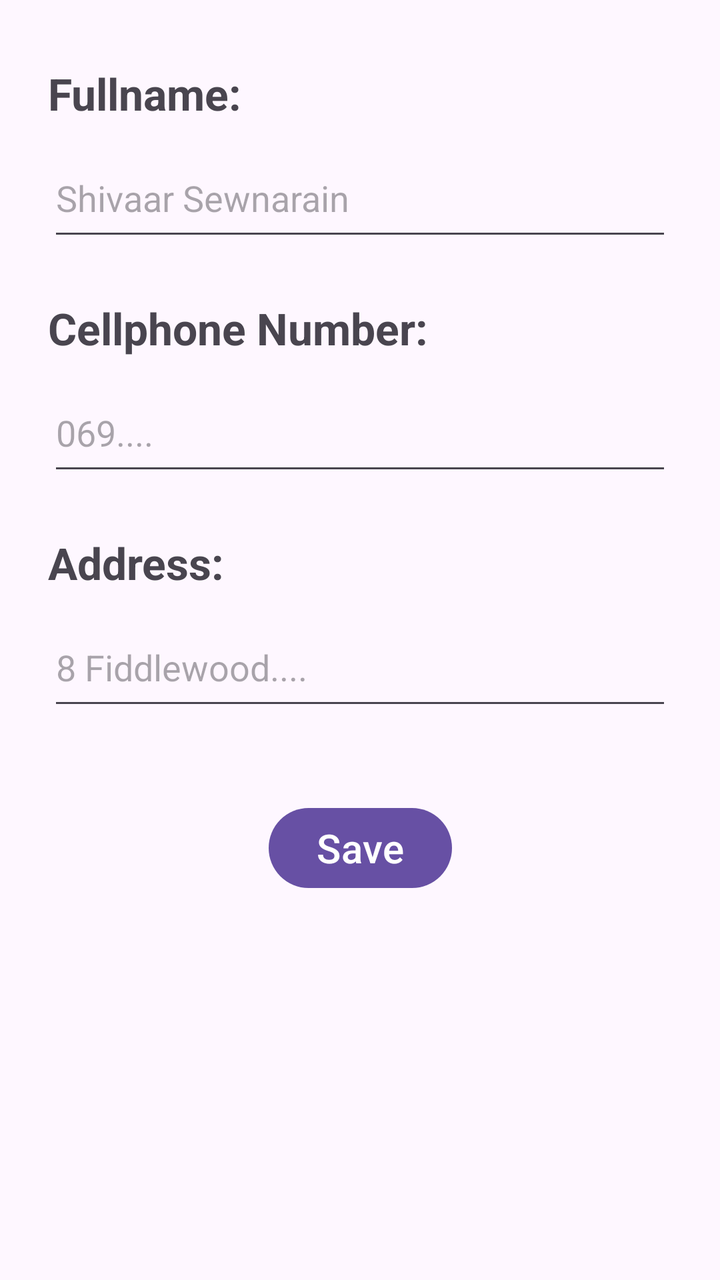
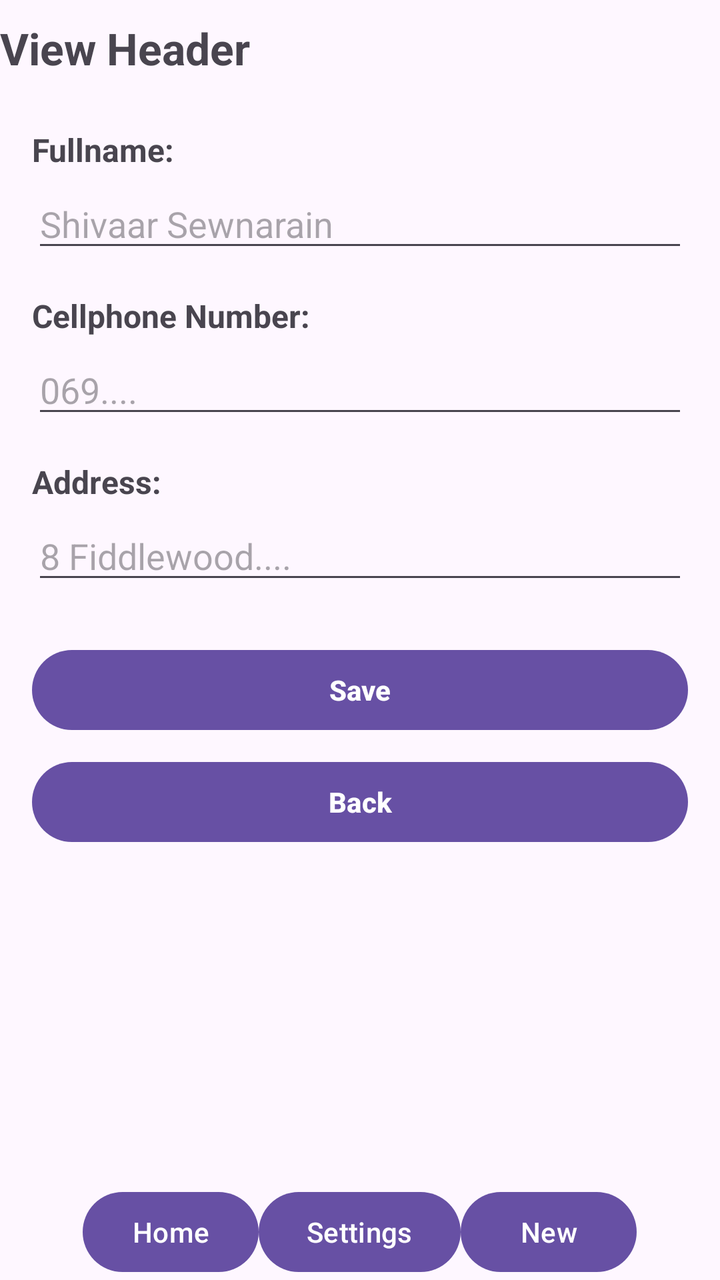

Before-and-after screenshots of an Android layout around one commit, followed by the original layout XML and the change that was made.
<!-- AndroidManifest.xml: application theme Theme.Contacts -->
<!-- res/layout/activity_main.xml -->
<?xml version="1.0" encoding="utf-8"?>
<androidx.constraintlayout.widget.ConstraintLayout
    xmlns:android="http://schemas.android.com/apk/res/android"
    xmlns:app="http://schemas.android.com/apk/res-auto"
    xmlns:tools="http://schemas.android.com/tools"
    android:id="@+id/main"
    android:layout_width="match_parent"
    android:layout_height="match_parent"
    tools:context=".MainActivity">


    <TextView
        android:id="@+id/contactFullname"
        android:layout_width="wrap_content"
        android:layout_height="wrap_content"
        android:layout_marginStart="24dp"
        android:layout_marginTop="32dp"
        android:text="@string/fullname"
        android:textSize="22sp"
        android:textStyle="bold"
        app:layout_constraintStart_toStartOf="parent"
        app:layout_constraintTop_toTopOf="parent" />

    <EditText
        android:id="@+id/nameInput"
        android:layout_width="0dp"
        android:layout_height="56dp"
        android:layout_marginStart="24dp"
        android:layout_marginTop="8dp"
        android:layout_marginEnd="24dp"
        android:autofillHints=""
        android:hint="@string/fullname_hint"
        android:inputType="text"
        app:layout_constraintEnd_toEndOf="parent"
        app:layout_constraintStart_toStartOf="parent"
        app:layout_constraintTop_toBottomOf="@id/contactFullname"
        />


    <TextView
        android:id="@+id/contactNumber"
        android:layout_width="wrap_content"
        android:layout_height="wrap_content"
        android:layout_marginStart="24dp"
        android:layout_marginTop="24dp"
        android:text="@string/cellphoneNumber"
        android:textSize="22sp"
        android:textStyle="bold"
        app:layout_constraintStart_toStartOf="parent"
        app:layout_constraintTop_toBottomOf="@id/nameInput"
        />


    <EditText
        android:id="@+id/cellphoneInput"
        android:layout_width="0dp"
        android:layout_height="56dp"
        android:layout_marginStart="24dp"
        android:layout_marginTop="8dp"
        android:layout_marginEnd="24dp"
        android:autofillHints=""
        android:hint="@string/cellphone_hint"
        android:inputType="phone"
        app:layout_constraintEnd_toEndOf="parent"
        app:layout_constraintStart_toStartOf="parent"
        app:layout_constraintTop_toBottomOf="@id/contactNumber"
        />


    <TextView
        android:id="@+id/contactAddress"
        android:layout_width="wrap_content"
        android:layout_height="wrap_content"
        android:layout_marginStart="24dp"
        android:layout_marginTop="24dp"
        android:text="@string/address"
        android:textSize="22sp"
        android:textStyle="bold"
        app:layout_constraintStart_toStartOf="parent"
        app:layout_constraintTop_toBottomOf="@id/cellphoneInput"
        />


    <EditText
        android:id="@+id/addressInput"
        android:layout_width="0dp"
        android:layout_height="56dp"
        android:layout_marginStart="24dp"
        android:layout_marginTop="8dp"
        android:layout_marginEnd="24dp"
        android:autofillHints=""
        android:hint="@string/address_hint"
        android:inputType="text"
        app:layout_constraintEnd_toEndOf="parent"
        app:layout_constraintStart_toStartOf="parent"
        app:layout_constraintTop_toBottomOf="@id/contactAddress"
        />


    <Button
        android:id="@+id/saveContact"
        android:layout_width="wrap_content"
        android:layout_height="wrap_content"
        android:layout_marginTop="40dp"
        android:text="@string/SaveBtn"
        android:textSize="20sp"
        app:layout_constraintEnd_toEndOf="parent"
        app:layout_constraintStart_toStartOf="parent"
        app:layout_constraintTop_toBottomOf="@id/addressInput"
        />

</androidx.constraintlayout.widget.ConstraintLayout>
<!-- resources referenced by this layout -->
<resources>
  <string name="SaveBtn">Save</string>
  <string name="address">Address:</string>
  <string name="address_hint">8 Fiddlewood....</string>
  <string name="cellphoneNumber">Cellphone Number:</string>
  <string name="cellphone_hint">069....</string>
  <string name="fullname">Fullname:</string>
  <string name="fullname_hint">Shivaar Sewnarain</string>
  <style name="Theme.Contacts" parent="Base.Theme.Contacts" />
  <style name="Base.Theme.Contacts" parent="Theme.Material3.DayNight.NoActionBar">
          
          
      </style>
</resources>

<!-- the commit's change to res/layout/activity_main.xml (unified diff, before → after) -->
@@ -1,6 +1,5 @@
 <?xml version="1.0" encoding="utf-8"?>
-<androidx.constraintlayout.widget.ConstraintLayout
-    xmlns:android="http://schemas.android.com/apk/res/android"
+<androidx.constraintlayout.widget.ConstraintLayout xmlns:android="http://schemas.android.com/apk/res/android"
     xmlns:app="http://schemas.android.com/apk/res-auto"
     xmlns:tools="http://schemas.android.com/tools"
     android:id="@+id/main"
@@ -8,105 +7,170 @@
     android:layout_height="match_parent"
     tools:context=".MainActivity">
 
+    <TextView
+        android:id="@+id/appHeader"
+        android:text="@string/viewHeader"
+        android:textStyle="bold"
+        android:textSize="22sp"
+
+        android:layout_width="0dp"
+        android:layout_height="48dp"
+        android:gravity="center_vertical"
+
+        app:layout_constraintTop_toTopOf="parent"
+        app:layout_constraintStart_toStartOf="parent"
+        app:layout_constraintEnd_toEndOf="parent"/>
 
     <TextView
-        android:id="@+id/contactFullname"
-        android:layout_width="wrap_content"
+        android:id="@+id/nameLabel"
+        android:text="@string/fullname"
+        android:textStyle="bold"
+        android:textSize="16sp"
+        android:layout_width="0dp"
         android:layout_height="wrap_content"
-        android:layout_marginStart="24dp"
-        android:layout_marginTop="32dp"
-        android:text="@string/fullname"
-        android:textSize="22sp"
-        android:textStyle="bold"
+        android:layout_marginStart="16dp"
+        android:layout_marginTop="16dp"
+        android:layout_marginEnd="16dp"
+
+        app:layout_constraintTop_toBottomOf="@id/appHeader"
         app:layout_constraintStart_toStartOf="parent"
-        app:layout_constraintTop_toTopOf="parent" />
+        app:layout_constraintEnd_toEndOf="parent"/>
 
     <EditText
-        android:id="@+id/nameInput"
+        android:id="@+id/contactName"
         android:layout_width="0dp"
-        android:layout_height="56dp"
-        android:layout_marginStart="24dp"
-        android:layout_marginTop="8dp"
-        android:layout_marginEnd="24dp"
-        android:autofillHints=""
+        android:layout_height="wrap_content"
+        android:layout_marginStart="16dp"
+        android:layout_marginTop="4dp"
+        android:layout_marginEnd="16dp"
+        android:inputType="text"
         android:hint="@string/fullname_hint"
-        android:inputType="text"
-        app:layout_constraintEnd_toEndOf="parent"
+        app:layout_constraintTop_toBottomOf="@id/nameLabel"
         app:layout_constraintStart_toStartOf="parent"
-        app:layout_constraintTop_toBottomOf="@id/contactFullname"
-        />
+        app:layout_constraintEnd_toEndOf="parent"/>
 
 
     <TextView
-        android:id="@+id/contactNumber"
-        android:layout_width="wrap_content"
+        android:id="@+id/cellnumLabel"
+        android:text="@string/cellphoneNumber"
+        android:textStyle="bold"
+        android:textSize="16sp"
+
+        android:layout_width="0dp"
         android:layout_height="wrap_content"
-        android:layout_marginStart="24dp"
-        android:layout_marginTop="24dp"
-        android:text="@string/cellphoneNumber"
-        android:textSize="22sp"
-        android:textStyle="bold"
+        android:layout_marginTop="16dp"
+        android:layout_marginEnd="16dp"
+        android:layout_marginStart="16dp"
+
+        app:layout_constraintTop_toBottomOf="@id/contactName"
         app:layout_constraintStart_toStartOf="parent"
-        app:layout_constraintTop_toBottomOf="@id/nameInput"
-        />
-
+        app:layout_constraintEnd_toEndOf="parent"/>
 
     <EditText
-        android:id="@+id/cellphoneInput"
+        android:id="@+id/contactNumber"
         android:layout_width="0dp"
-        android:layout_height="56dp"
-        android:layout_marginStart="24dp"
-        android:layout_marginTop="8dp"
-        android:layout_marginEnd="24dp"
-        android:autofillHints=""
+        android:layout_height="wrap_content"
+
+        android:layout_marginStart="16dp"
+        android:layout_marginTop="4dp"
+        android:layout_marginEnd="16dp"
+
+        android:inputType="phone"
+
         android:hint="@string/cellphone_hint"
-        android:inputType="phone"
-        app:layout_constraintEnd_toEndOf="parent"
+        app:layout_constraintTop_toBottomOf="@id/cellnumLabel"
         app:layout_constraintStart_toStartOf="parent"
-        app:layout_constraintTop_toBottomOf="@id/contactNumber"
-        />
-
+        app:layout_constraintEnd_toEndOf="parent"/>
 
     <TextView
-        android:id="@+id/contactAddress"
-        android:layout_width="wrap_content"
+        android:id="@+id/addressLabel"
+        android:text="@string/address"
+        android:textStyle="bold"
+
+        android:layout_width="0dp"
         android:layout_height="wrap_content"
-        android:layout_marginStart="24dp"
-        android:layout_marginTop="24dp"
-        android:text="@string/address"
-        android:textSize="22sp"
-        android:textStyle="bold"
+
+        android:layout_marginStart="16dp"
+        android:layout_marginTop="16dp"
+        android:layout_marginEnd="16dp"
+
+        android:textSize="16sp"
+
+        app:layout_constraintTop_toBottomOf="@id/contactNumber"
         app:layout_constraintStart_toStartOf="parent"
-        app:layout_constraintTop_toBottomOf="@id/cellphoneInput"
-        />
-
+        app:layout_constraintEnd_toEndOf="parent"/>
 
     <EditText
-        android:id="@+id/addressInput"
+        android:id="@+id/contactAddress"
         android:layout_width="0dp"
-        android:layout_height="56dp"
-        android:layout_marginStart="24dp"
-        android:layout_marginTop="8dp"
-        android:layout_marginEnd="24dp"
-        android:autofillHints=""
+        android:layout_height="wrap_content"
+
+        android:layout_marginStart="16dp"
+        android:layout_marginTop="4dp"
+        android:layout_marginEnd="16dp"
+
+        android:inputType="textPostalAddress"
         android:hint="@string/address_hint"
-        android:inputType="text"
-        app:layout_constraintEnd_toEndOf="parent"
+        app:layout_constraintTop_toBottomOf="@id/addressLabel"
         app:layout_constraintStart_toStartOf="parent"
-        app:layout_constraintTop_toBottomOf="@id/contactAddress"
-        />
+        app:layout_constraintEnd_toEndOf="parent"/>
 
 
     <Button
         android:id="@+id/saveContact"
-        android:layout_width="wrap_content"
+        android:layout_width="0dp"
         android:layout_height="wrap_content"
-        android:layout_marginTop="40dp"
+        android:layout_marginStart="16dp"
+        android:layout_marginTop="24dp"
+        android:layout_marginEnd="16dp"
         android:text="@string/SaveBtn"
-        android:textSize="20sp"
+        android:textStyle="bold"
         app:layout_constraintEnd_toEndOf="parent"
         app:layout_constraintStart_toStartOf="parent"
-        app:layout_constraintTop_toBottomOf="@id/addressInput"
-        />
+        app:layout_constraintTop_toBottomOf="@id/contactAddress" />
+
+    <Button
+        android:id="@+id/backButton"
+        android:layout_width="0dp"
+        android:layout_height="wrap_content"
+        android:layout_marginStart="16dp"
+        android:layout_marginTop="8dp"
+        android:layout_marginEnd="16dp"
+        android:text="@string/BackBtn"
+        android:textStyle="bold"
+        app:layout_constraintEnd_toEndOf="parent"
+        app:layout_constraintStart_toStartOf="parent"
+        app:layout_constraintTop_toBottomOf="@id/saveContact" />
+
+
+
+    <LinearLayout
+        android:id="@+id/navbar"
+        android:layout_width="0dp"
+        android:layout_height="wrap_content"
+        android:gravity="center"
+        android:orientation="horizontal"
+        app:layout_constraintBottom_toBottomOf="parent"
+        app:layout_constraintEnd_toEndOf="parent"
+        app:layout_constraintStart_toStartOf="parent">
+
+        <Button
+            android:id="@+id/home"
+            android:layout_width="wrap_content"
+            android:layout_height="wrap_content"
+            android:text="Home" />
+
+        <Button
+            android:id="@+id/settings"
+            android:layout_width="wrap_content"
+            android:layout_height="wrap_content"
+            android:text="Settings" />
+
+        <Button
+            android:id="@+id/newContact"
+            android:layout_width="wrap_content"
+            android:layout_height="wrap_content"
+            android:text="New" />
+    </LinearLayout>
 
 </androidx.constraintlayout.widget.ConstraintLayout>
<!-- resource entries referenced after the edit -->
@@ -1,5 +1,6 @@
 <!-- resources referenced by this layout -->
 <resources>
+  <string name="BackBtn">Back</string>
   <string name="SaveBtn">Save</string>
   <string name="address">Address:</string>
   <string name="address_hint">8 Fiddlewood....</string>
@@ -7,6 +8,7 @@
   <string name="cellphone_hint">069....</string>
   <string name="fullname">Fullname:</string>
   <string name="fullname_hint">Shivaar Sewnarain</string>
+  <string name="viewHeader">View Header</string>
   <style name="Theme.Contacts" parent="Base.Theme.Contacts" />
   <style name="Base.Theme.Contacts" parent="Theme.Material3.DayNight.NoActionBar">
           
